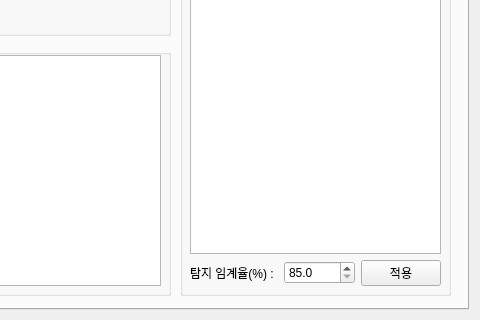
Before: the Qt Designer form resource/main_form.ui in boa9448/PyAutoMakerHuman, drawn with Qt 5; both pictures show x 642 to 1122 and y 341 to 661 of the 1122 by 661 pixel window.
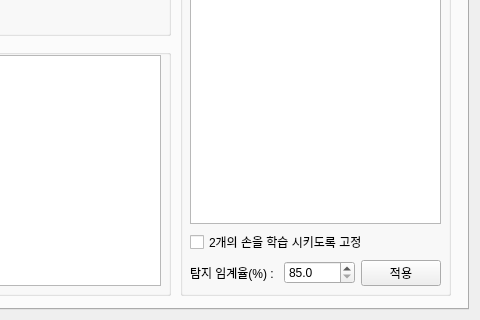
After: the same form once the commit is applied.

Commit message: 학습 유틸에 강제로 2개의 손으로 데이터셋을 만드는 옵션 추가

```diff
--- a/resource/main_form.ui
+++ b/resource/main_form.ui
@@ -191,6 +191,17 @@
          </item>
         </layout>
        </item>
+       <item>
+        <layout class="QHBoxLayout" name="horizontalLayout_7">
+         <item>
+          <widget class="QCheckBox" name="two_hand_checkBox">
+           <property name="text">
+            <string>2개의 손을 학습 시키도록 고정</string>
+           </property>
+          </widget>
+         </item>
+        </layout>
+       </item>
        <item>
         <layout class="QHBoxLayout" name="horizontalLayout_4">
          <item>
```
The commit also changes 1 other file.
